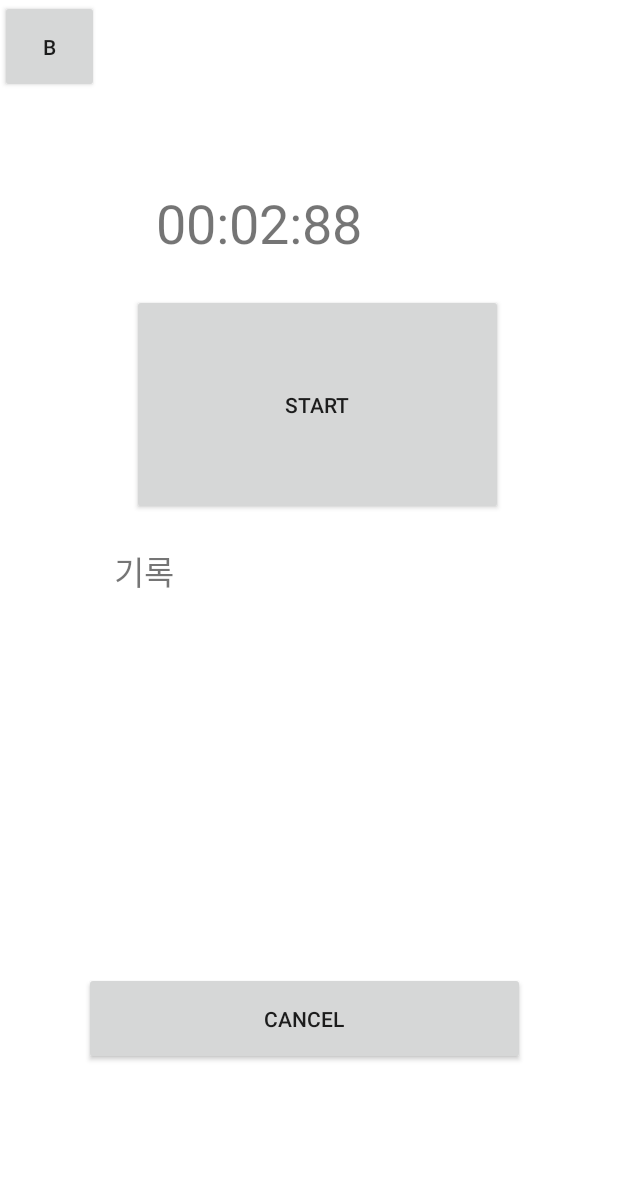
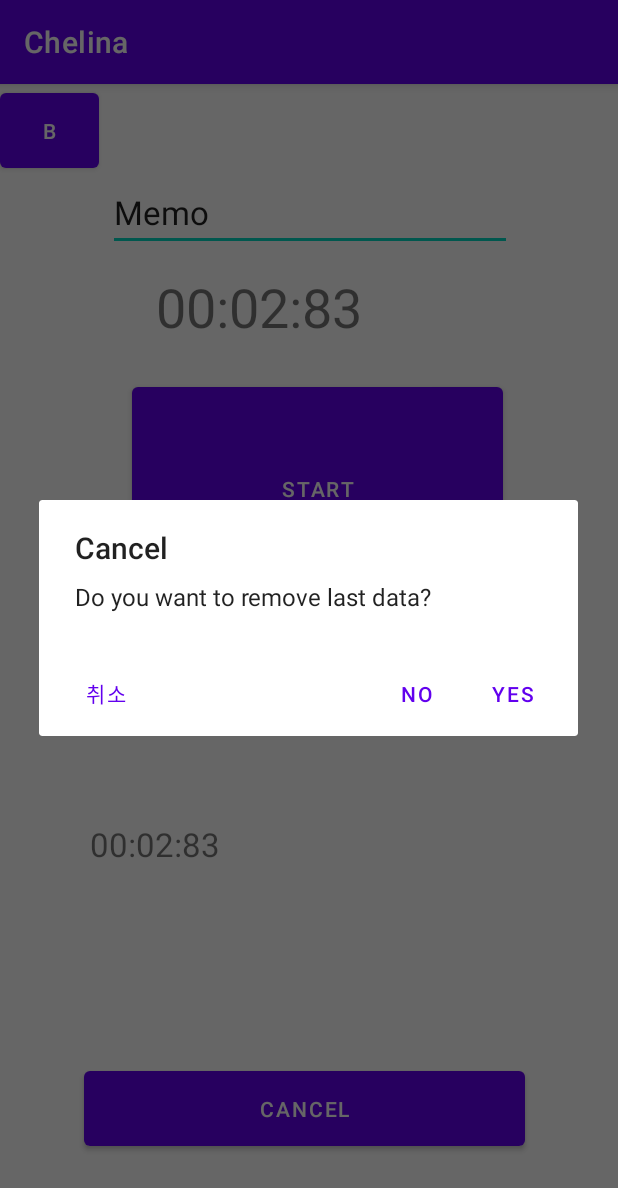
Before and after one commit to xe1230/Cheina, an Android app: the Act_execute screen opened directly, with no data from a screen before it, after a tap on "CANCEL", on a phone screen of 412 x 824 dp. Shown: the top 1188 px of the screen. Run offline under Robolectric (Android 15) with nearby library versions, the phone set to English and light mode, and no system bars; 2 statements that could not run were skipped; 2 other taps on this screen came first.

Commit message:
231219 memo, confirm cancel, Use Parcelable interface

```diff
--- a/app/src/main/AndroidManifest.xml
+++ b/app/src/main/AndroidManifest.xml
@@ -33,3 +33,7 @@
     </application>
 
 </manifest>
+
+<!--  TODO: 1.MVC 이용 데이터 보안
+            2.Note 기능 추가
+            3. DB 사용-->
--- a/app/src/main/java/com/example/chelina/Act_execute.java
+++ b/app/src/main/java/com/example/chelina/Act_execute.java
@@ -3,103 +3,142 @@ package com.example.chelina;
 
 import android.annotation.SuppressLint;
 import android.app.Activity;
+import android.app.AlertDialog;
+import android.content.Context;
+import android.content.DialogInterface;
 import android.content.Intent;
 import android.os.Bundle;
 import android.os.Handler;
 import android.os.Message;
 import android.text.method.ScrollingMovementMethod;
+import android.view.MotionEvent;
 import android.view.View;
+import android.view.inputmethod.InputMethodManager;
 import android.widget.Button;
+import android.widget.EditText;
 import android.widget.TextView;
 import android.widget.Toast;
 
 import androidx.annotation.Nullable;
+import androidx.appcompat.app.AppCompatActivity;
+import androidx.constraintlayout.widget.ConstraintLayout;
+
+import com.example.chelina.Recipe.CRecordData;
 
 import java.util.ArrayList;
 import java.util.List;
 
 
-public class Act_execute extends Activity
+public class Act_execute extends AppCompatActivity
 {
-    private Thread      m_Thrtime       = null;
-    private Button      m_BtnStart      = null;
-    private TextView    mTimeTextView   = null;
-    private TextView    m_editRecord = null;
 
-    private Boolean     m_bRunning      = true;
-    private Boolean     m_bStarted      = false;
-    private List<String> m_strRecord     = new ArrayList<>();
+    public static final String KEY_SIMPLE_DATA = "data";
+
+    /* ----------------------------------------------------------------------------- */
+    // Variable
+    /* ----------------------------------------------------------------------------- */
+
+    private Thread              m_Thrtime       = null;
+    private Button              m_BtnStart      = null;
+    private TextView            mTimeTextView   = null;
+    private TextView            m_editRecord    = null;
+    private EditText            m_editMemo      = null;
+
+    private Boolean             m_bRunning      = true;
+    private Boolean             m_bStarted      = false;
+    private List<String>        m_strRecord     = new ArrayList<>();
+    private InputMethodManager  m_MngInput      = null;
+    private boolean             m_bMemoClicked  = false;
+    CRecordData clsRecordData;
+    /* ----------------------------------------------------------------------------- */
+    // Properties Function
+    /* ----------------------------------------------------------------------------- */
 
 
-
+    /* ----------------------------------------------------------------------------- */
+    // InitInstance
+    /* ----------------------------------------------------------------------------- */
     @Override
     protected void onCreate(@Nullable Bundle savedInstanceState)
     {
         super.onCreate(savedInstanceState);
         setContentView(R.layout.frm_execute);
 
-        m_BtnStart = (Button) findViewById(R.id.btn_Start);
-        mTimeTextView = (TextView) findViewById(R.id.timeView);
-        m_editRecord = (TextView) findViewById(R.id.recordView);
+        ConstraintLayout myLayout = (ConstraintLayout)findViewById(R.id.Clo_Main);
+
+        m_BtnStart      = (Button) findViewById(R.id.btn_Start);
+        mTimeTextView   = (TextView) findViewById(R.id.timeView);
+        m_editRecord    = (TextView) findViewById(R.id.recordView);
+        m_editMemo      = (EditText) findViewById(R.id.edit_Memo);
+        m_MngInput      = (InputMethodManager)getSystemService(INPUT_METHOD_SERVICE);
+
+//        clsRecordData = (CRecordData) getIntent().getSerializableExtra("clsRecordData");
+//        String resultData = getIntent().getStringExtra("dataKey");
+
+
+        myLayout.setOnTouchListener(new ConstraintLayout.OnTouchListener()
+        {
+            @Override
+            public boolean onTouch(View v, MotionEvent event)
+            {
+                HideKeyboard();
+                return false;
+            }
+        });
         m_editRecord.setMovementMethod(new ScrollingMovementMethod());
+
+
+        Intent intent = getIntent();
+        procesIntent(intent);
     }
 
 
-    public void btn_Back_onClick(View v)
+    private void procesIntent(Intent intent)
     {
-        Intent intent = new Intent(getApplicationContext(),MainActivity.class);
-        startActivity(intent);
+        if (intent != null)
+        {
+            Bundle bundle       = intent.getExtras();
+            CRecordData data    = bundle.getParcelable(KEY_SIMPLE_DATA);
+
+            if (intent != null)
+            {
+                m_editMemo.setText(data.message);
+
+            }
+        }
+    }
+
+    /* ----------------------------------------------------------------------------- */
+    // Event
+    /* ----------------------------------------------------------------------------- */
+    private void HideKeyboard()
+    {
+//        InputMethodManager inputManager = (InputMethodManager) this.getSystemService(Context.INPUT_METHOD_SERVICE);
+        if (m_bMemoClicked)
+        {
+            m_MngInput.hideSoftInputFromWindow(this.getCurrentFocus().getWindowToken(), InputMethodManager.HIDE_NOT_ALWAYS);
+        }
+
     }
 
 
-    public void btn_Start_onClick(View v)
+    /* ----------------------------------------------------------------------------- */
+    // Private Function
+    /* ----------------------------------------------------------------------------- */
+    private void RemoveData(int nMaxIdx)
     {
-        if (!m_bStarted)
-        {
-            m_BtnStart.setText("STOP");
-            m_bStarted = true;
-            m_Thrtime = new Thread(new timeThread());
-            m_Thrtime.start();
-        }
-        else
-        {
-            String strRecord = "";
+        String strRecord = "";
 
 
-            m_BtnStart.setText("START");
-            m_bStarted = false;
-            m_strRecord.add(mTimeTextView.getText().toString());
+        m_strRecord.remove(nMaxIdx - 1);
 
-            for (int nCnt = 0 ; nCnt < m_strRecord.size(); nCnt++)
-            {
-                strRecord += m_strRecord.get(nCnt)+ "\n";
-            }
-
-            m_editRecord.setText(strRecord);
-            m_Thrtime.interrupt();
-        }
-    }
-
-    public void btn_Cancel_onClick(View v)
-    {
-        String strRecord = "";
-        int nMaxIdx = m_strRecord.size();
-
-        if (nMaxIdx != 0)
+        for (int nCnt = 0 ; nCnt < m_strRecord.size(); nCnt++)
         {
-            m_strRecord.remove(nMaxIdx - 1);
-
-            for (int nCnt = 0 ; nCnt < m_strRecord.size(); nCnt++)
-            {
-                strRecord += m_strRecord.get(nCnt)+ "\n";
-            }
-
-            m_editRecord.setText(strRecord);
+            strRecord += m_strRecord.get(nCnt)+ "\n";
         }
 
-
+        m_editRecord.setText(strRecord);
     }
-
 
     @SuppressLint("HandlerLeak")
     Handler handler = new Handler()
@@ -123,6 +162,85 @@ public class Act_execute extends Activity
             mTimeTextView.setText(result);
         }
     };
+    /* ----------------------------------------------------------------------------- */
+    // Protected Function
+    /* ----------------------------------------------------------------------------- */
+
+    /* ----------------------------------------------------------------------------- */
+    // Public Function
+    /* ----------------------------------------------------------------------------- */
+
+    /* ----------------------------------------------------------------------------- */
+    // Controller Event
+    /* ----------------------------------------------------------------------------- */
+
+    public void btn_Back_onClick(View v)
+    {
+        Intent intent = new Intent(getApplicationContext(),MainActivity.class);
+
+        CRecordData data = new CRecordData(100, m_editMemo.getText().toString());
+        intent.putExtra("data", data);
+//        startActivity(intent);
+        startActivityForResult(intent, 101);
+    }
+
+    public void edit_Memo_onClick(View v)
+    {
+        m_MngInput.showSoftInput(m_editMemo, InputMethodManager.SHOW_IMPLICIT);
+        m_bMemoClicked = true;
+    }
+
+    public void btn_Start_onClick(View v)
+    {
+        if (!m_bStarted)
+        {
+            m_BtnStart.setText("STOP");
+            m_bStarted = true;
+            m_Thrtime = new Thread(new timeThread());
+            m_Thrtime.start();
+        }
+        else
+        {
+            String strRecord = "";
+
+            m_BtnStart.setText("START");
+            m_bStarted = false;
+            m_strRecord.add(mTimeTextView.getText().toString());
+
+            for (int nCnt = 0 ; nCnt < m_strRecord.size(); nCnt++)
+            {
+                strRecord += m_strRecord.get(nCnt)+ "\n";
+            }
+
+            m_editRecord.setText(strRecord);
+            m_Thrtime.interrupt();
+        }
+    }
+
+    public void btn_Cancel_onClick(View v)
+    {
+        int nMaxIdx = m_strRecord.size();
+
+
+        if (nMaxIdx != 0)
+        {
+            AlertDialog.Builder builder = new AlertDialog.Builder(Act_execute.this);
+            builder.setTitle("Cancel");
+            builder.setMessage("Do you want to remove last data?");
+
+            builder.setPositiveButton("yes",new DialogInterface.OnClickListener(){
+                @Override
+                public void onClick(DialogInterface dialog, int pos)
+                {
+                    RemoveData(nMaxIdx);
+                }
+            });
+
+            builder.setNegativeButton("No",null);
+            builder.setNeutralButton("취소",null);
+            builder.create().show();
+        }
+    }
 
     public class timeThread implements Runnable
     {
--- a/app/src/main/res/layout/frm_execute.xml
+++ b/app/src/main/res/layout/frm_execute.xml
@@ -2,10 +2,11 @@
 <androidx.constraintlayout.widget.ConstraintLayout xmlns:android="http://schemas.android.com/apk/res/android"
     xmlns:app="http://schemas.android.com/apk/res-auto"
     xmlns:tools="http://schemas.android.com/tools"
+    android:id="@+id/Clo_Main"
     android:layout_width="match_parent"
-    android:layout_height="match_parent"
 
 
+    android:layout_height="match_parent"
     tools:context=".Act_execute">
 
     <Button
@@ -46,7 +47,7 @@
         android:layout_width="294dp"
         android:layout_height="62dp"
         android:layout_marginStart="56dp"
-        android:layout_marginTop="648dp"
+        android:layout_marginTop="652dp"
         android:onClick="btn_Cancel_onClick"
         android:text="Cancel"
         app:layout_constraintStart_toStartOf="parent"
@@ -62,21 +63,24 @@
         app:layout_constraintStart_toStartOf="parent"
         app:layout_constraintTop_toTopOf="parent" />
 
-    <View
-        android:id="@+id/view_main"
-        android:layout_width="233dp"
-        android:layout_height="69dp"
-        android:layout_marginStart="104dp"
-        android:layout_marginTop="28dp"
+    <EditText
+        android:id="@+id/edit_Memo"
+        android:layout_width="269dp"
+        android:layout_height="51dp"
+        android:layout_marginStart="72dp"
+        android:layout_marginTop="60dp"
+        android:onClick="edit_Memo_onClick"
+        android:text="Memo"
+        android:textSize="22dp"
         app:layout_constraintStart_toStartOf="parent"
         app:layout_constraintTop_toTopOf="parent" />
 
     <TextView
         android:id="@+id/recordView"
-        android:layout_width="297dp"
-        android:layout_height="216dp"
-        android:layout_marginStart="56dp"
-        android:layout_marginTop="420dp"
+        android:layout_width="286dp"
+        android:layout_height="142dp"
+        android:layout_marginStart="60dp"
+        android:layout_marginTop="492dp"
         android:maxLines="10"
         android:scrollbars="vertical"
         android:text=""
--- a/app/src/main/res/xml/data_extraction_rules.xml
+++ b/app/src/main/res/xml/data_extraction_rules.xml
@@ -7,6 +7,7 @@
     <cloud-backup>
         <!-- TODO: Use <include> and <exclude> to control what is backed up.
         <include .../>
+
         <exclude .../>
         -->
     </cloud-backup>
```
Also changed, not shown: app/src/main/java/com/example/chelina/MainActivity.java (+33 -3 lines), app/src/main/java/com/example/chelina/Recipe/CRecordData.java (added, +48 -0 lines).
